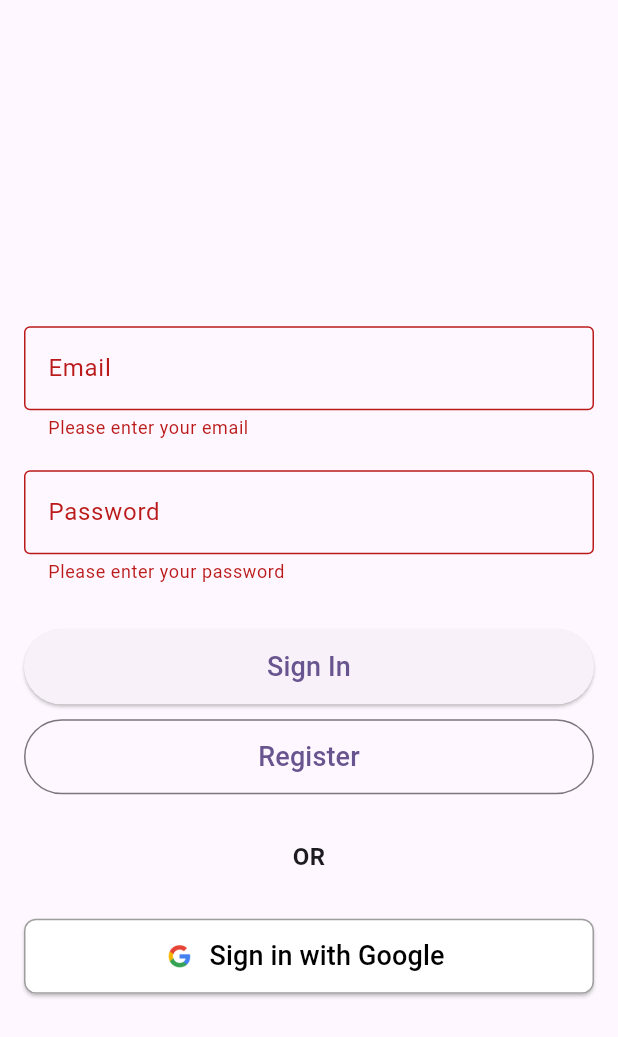
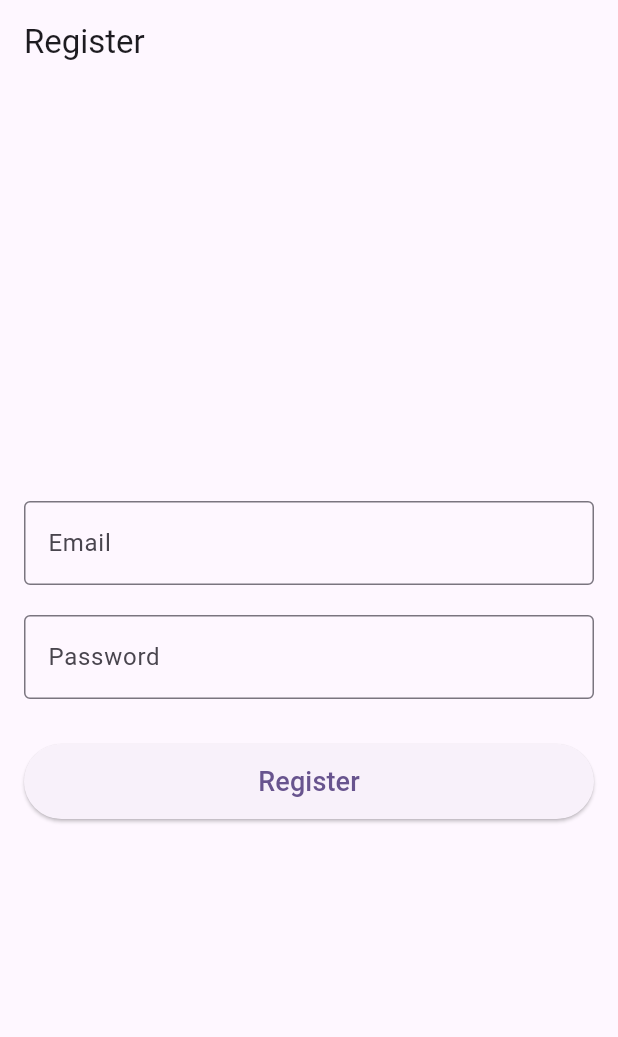
Before and after one commit to aedgar777/maypole-flutter, a Flutter app: the screen it shows after launch, after a tap on "Register", on a phone screen of 412 x 824 dp. Shown: the top 1037 px of the screen. Run offline on Flutter 3.47's test engine with Material 3 defaults, Android fonts, the phone set to English and light mode, and no system bars; our stand-ins replace firebase_auth, firebase_core, flutter_riverpod, go_router, google_sign_in; accounts and stored records are empty.

Commit message:
Updating login_screen.dart UI, separating registration into its own registration_screen.dart

```diff
--- a/lib/core/app_router.dart
+++ b/lib/core/app_router.dart
@@ -1,14 +1,14 @@
 import 'package:go_router/go_router.dart';
 import '../features/identity/presentation/login_screen.dart';
+import '../features/identity/presentation/registration_screen.dart';
 
 final GoRouter router = GoRouter(
-    initialLocation: '/login',
-    routes: <RouteBase>[
-        GoRoute(
-            path: '/login',
-            builder: (context, state) => const LoginScreen(),
-        ),
-
-    ]
-
+  initialLocation: '/login',
+  routes: <RouteBase>[
+    GoRoute(path: '/login', builder: (context, state) => const LoginScreen()),
+    GoRoute(
+      path: '/register',
+      builder: (context, state) => const RegistrationScreen(),
+    ),
+  ],
 );
--- a/lib/features/identity/auth_service.dart
+++ b/lib/features/identity/auth_service.dart
@@ -17,7 +17,7 @@ class AuthService {
       );
       return result.user;
     } on FirebaseAuthException catch (e) {
-      rethrow; // Re-throw the exception for the ViewModel to handle
+      rethrow;
     } catch (e) {
       rethrow;
     }
@@ -31,7 +31,7 @@ class AuthService {
         password: password,
       );
       return result.user;
-    } on FirebaseAuthException catch (e) {
+    } on FirebaseAuthException {
 
       rethrow;
     } catch (e) {
@@ -71,7 +71,6 @@ class AuthService {
       await _googleSignIn.signOut();
       await _firebaseAuth.signOut();
     } catch (e) {
-      print('Error signing out: $e');
       rethrow;
     }
   }
--- a/lib/features/identity/presentation/login_screen.dart
+++ b/lib/features/identity/presentation/login_screen.dart
@@ -1,8 +1,16 @@
 import 'package:flutter/material.dart';
 import 'package:flutter_riverpod/flutter_riverpod.dart';
+import 'package:go_router/go_router.dart';
+import 'package:maypole/features/identity/presentation/login_viewmodel.dart';
+import 'package:maypole/features/identity/auth_service.dart';
+import 'package:firebase_auth/firebase_auth.dart';
 import '../providers.dart';
-import 'login_viewmodel.dart';
+import 'registration_screen.dart';
 
+final loginViewModelProvider = StateNotifierProvider<LoginViewModel, LoginState>((ref) {
+  final authService = ref.read(authServiceProvider);
+  return LoginViewModel(authService: authService);
+});
 
 class LoginScreen extends ConsumerStatefulWidget {
   const LoginScreen({super.key});
@@ -12,13 +20,9 @@ class LoginScreen extends ConsumerStatefulWidget {
 }
 
 class _LoginScreenState extends ConsumerState<LoginScreen> {
-  final TextEditingController _emailController = TextEditingController();
-  final TextEditingController _passwordController = TextEditingController();
   final _formKey = GlobalKey<FormState>();
-
-  // Using a GlobalKey to manage the SnackBar state
-  final GlobalKey<ScaffoldMessengerState> _scaffoldMessengerKey = GlobalKey<ScaffoldMessengerState>();
-
+  final _emailController = TextEditingController();
+  final _passwordController = TextEditingController();
 
   @override
   void dispose() {
@@ -27,41 +31,16 @@ class _LoginScreenState extends ConsumerState<LoginScreen> {
     super.dispose();
   }
 
-  void _showErrorSnackBar(String message) {
-    _scaffoldMessengerKey.currentState?.hideCurrentSnackBar();
-    _scaffoldMessengerKey.currentState?.showSnackBar(
-      SnackBar(
-        content: Text(message),
-        backgroundColor: Colors.red,
-      ),
-    );
-  }
-
   @override
   Widget build(BuildContext context) {
-    // Watch the auth state changes provider
-    final authState = ref.watch(authStateChangesProvider);
+    final loginViewModel = ref.watch(loginViewModelProvider.notifier);
+    final loginState = ref.watch(loginViewModelProvider);
 
-    // Watch the LoginViewModel's state
-    final loginState = ref.watch(loginViewModelProvider);
-    // Read the LoginViewModel itself to call its methods
-    final loginViewModel = ref.read(loginViewModelProvider.notifier);
-
-    ref.listen<LoginState>(loginViewModelProvider, (previous, current) {
-      if (current.errorMessage != null && current.errorMessage != previous?.errorMessage) {
-        _showErrorSnackBar(current.errorMessage!);
-      }
-    });
-
-    return ScaffoldMessenger(
-      key: _scaffoldMessengerKey,
-      child: Scaffold(
-        appBar: AppBar(
-        ),
-        body: authState.when(
+    return Scaffold(
+      body: ref.watch(authStateProvider).when(
         data: (user) {
           if (user != null) {
-              // User is logged in, navigate to a home screen or show a success message
+            // User is logged in, show user info and sign out button
             return Center(
               child: Column(
                 mainAxisAlignment: MainAxisAlignment.center,
@@ -85,7 +64,6 @@ class _LoginScreenState extends ConsumerState<LoginScreen> {
         loading: () => const Center(child: CircularProgressIndicator()),
         error: (err, stack) => Center(child: Text('Error: $err')),
       ),
-      ),
     );
   }
 
@@ -103,7 +81,15 @@ class _LoginScreenState extends ConsumerState<LoginScreen> {
                 keyboardType: TextInputType.emailAddress,
                 decoration: const InputDecoration(
                   labelText: 'Email',
-                  border: OutlineInputBorder(),
+                  border: UnderlineInputBorder(
+                    borderSide: BorderSide(color: Colors.grey),
+                  ),
+                  enabledBorder: UnderlineInputBorder(
+                    borderSide: BorderSide(color: Colors.grey),
+                  ),
+                  focusedBorder: UnderlineInputBorder(
+                    borderSide: BorderSide(color: Colors.purple),
+                  ),
                 ),
                 validator: (value) {
                   if (value == null || value.isEmpty) {
@@ -121,7 +107,15 @@ class _LoginScreenState extends ConsumerState<LoginScreen> {
                 obscureText: true,
                 decoration: const InputDecoration(
                   labelText: 'Password',
-                  border: OutlineInputBorder(),
+                  border: UnderlineInputBorder(
+                    borderSide: BorderSide(color: Colors.grey),
+                  ),
+                  enabledBorder: UnderlineInputBorder(
+                    borderSide: BorderSide(color: Colors.grey),
+                  ),
+                  focusedBorder: UnderlineInputBorder(
+                    borderSide: BorderSide(color: Colors.purple),
+                  ),
                 ),
                 validator: (value) {
                   if (value == null || value.isEmpty) {
@@ -149,27 +143,21 @@ class _LoginScreenState extends ConsumerState<LoginScreen> {
                         }
                       },
                       style: ElevatedButton.styleFrom(
-                        minimumSize: const Size(double.infinity, 50),
+                        padding: const EdgeInsets.symmetric(horizontal: 60, vertical: 12),
                       ),
                       child: const Text('Sign In', style: TextStyle(fontSize: 18)),
                     ),
                     const SizedBox(height: 10),
-                    OutlinedButton(
+                    TextButton(
                       onPressed: () {
-                        if (_formKey.currentState!.validate()) {
-                          loginViewModel.registerWithEmail(
-                            _emailController.text.trim(),
-                            _passwordController.text.trim(),
-                          );
-                        }
+                        context.go('/register'); // Navigate to registration screen
                       },
-                      style: OutlinedButton.styleFrom(
-                        minimumSize: const Size(double.infinity, 50),
+                      style: TextButton.styleFrom(
+                        padding: const EdgeInsets.symmetric(horizontal: 20, vertical: 12),
                       ),
-                      child: const Text('Register', style: TextStyle(fontSize: 18)),
+                      child: const Text('Register', style: TextStyle(fontSize: 14)),
                     ),
                     const SizedBox(height: 30),
-                    const Text('OR', style: TextStyle(fontSize: 16, fontWeight: FontWeight.bold)),
                     const SizedBox(height: 30),
                     ElevatedButton.icon(
                       onPressed: () {
@@ -177,17 +165,13 @@ class _LoginScreenState extends ConsumerState<LoginScreen> {
                       },
                       icon: Image.asset(
                         'assets/icons/ic_google_logo.png', // Ensure this asset is in your pubspec.yaml
-                        height: 24.0,
+                        height: 32.0,
                       ),
                       label: const Text('Sign in with Google', style: TextStyle(fontSize: 18)),
                       style: ElevatedButton.styleFrom(
                         backgroundColor: Colors.white,
                         foregroundColor: Colors.black,
-                        minimumSize: const Size(double.infinity, 50),
-                        shape: RoundedRectangleBorder(
-                          borderRadius: BorderRadius.circular(8.0),
-                          side: const BorderSide(color: Colors.grey),
-                        ),
+                        padding: const EdgeInsets.symmetric(horizontal: 60, vertical: 12),
                       ),
                     ),
                   ],
--- /dev/null
+++ b/lib/features/identity/presentation/registration_screen.dart
@@ -0,0 +1,111 @@
+import 'package:flutter/material.dart';
+import 'package:flutter_riverpod/flutter_riverpod.dart';
+
+
+import '../providers.dart';
+
+class RegistrationScreen extends ConsumerStatefulWidget {
+  const RegistrationScreen({super.key});
+
+  @override
+  ConsumerState<RegistrationScreen> createState() => _RegistrationScreenState();
+}
+
+class _RegistrationScreenState extends ConsumerState<RegistrationScreen> {
+  final _formKey = GlobalKey<FormState>();
+  final _emailController = TextEditingController();
+  final _passwordController = TextEditingController();
+
+  @override
+  void dispose() {
+    _emailController.dispose();
+    _passwordController.dispose();
+    super.dispose();
+  }
+
+  @override
+  Widget build(BuildContext context) {
+    final loginViewModel = ref.watch(loginViewModelProvider.notifier);
+    final loginState = ref.watch(loginViewModelProvider);
+
+    return Scaffold(
+      appBar: AppBar(
+        title: const Text('Register'),
+      ),
+      body: Center(
+        child: SingleChildScrollView(
+          padding: const EdgeInsets.all(16.0),
+          child: Form(
+            key: _formKey,
+            child: Column(
+              mainAxisAlignment: MainAxisAlignment.center,
+              children: <Widget>[
+                TextFormField(
+                  controller: _emailController,
+                  keyboardType: TextInputType.emailAddress,
+                  decoration: const InputDecoration(
+                    labelText: 'Email',
+                    border: OutlineInputBorder(),
+                  ),
+                  validator: (value) {
+                    if (value == null || value.isEmpty) {
+                      return 'Please enter your email';
+                    }
+                    if (!RegExp(r'^[^@]+@[^@]+\.[^@]+').hasMatch(value)) {
+                      return 'Please enter a valid email';
+                    }
+                    return null;
+                  },
+                ),
+                const SizedBox(height: 20),
+                TextFormField(
+                  controller: _passwordController,
+                  obscureText: true,
+                  decoration: const InputDecoration(
+                    labelText: 'Password',
+                    border: OutlineInputBorder(),
+                  ),
+                  validator: (value) {
+                    if (value == null || value.isEmpty) {
+                      return 'Please enter your password';
+                    }
+                    if (value.length < 6) {
+                      return 'Password must be at least 6 characters';
+                    }
+                    return null;
+                  },
+                ),
+                const SizedBox(height: 30),
+                if (loginState.isLoading)
+                  const CircularProgressIndicator()
+                else
+                  ElevatedButton(
+                    onPressed: () {
+                      if (_formKey.currentState!.validate()) {
+                        loginViewModel.registerWithEmail(
+                          _emailController.text.trim(),
+                          _passwordController.text.trim(),
+                        );
+                      }
+                    },
+                    style: ElevatedButton.styleFrom(
+                      minimumSize: const Size(double.infinity, 50),
+                    ),
+                    child: const Text('Register', style: TextStyle(fontSize: 18)),
+                  ),
+                if (loginState.errorMessage != null)
+                  Padding(
+                    padding: const EdgeInsets.only(top: 16.0),
+                    child: Text(
+                      loginState.errorMessage!,
+                      style: TextStyle(color: Colors.red),
+                    ),
+                  ),
+              ],
+            ),
+          ),
+        ),
+      ),
+    );
+  }
+}
--- a/lib/features/identity/providers.dart
+++ b/lib/features/identity/providers.dart
@@ -10,6 +10,6 @@ final loginViewModelProvider = StateNotifierProvider<LoginViewModel, LoginState>
       (ref) => LoginViewModel(authService: ref.read(authServiceProvider)),
 );
 
-final authStateChangesProvider = StreamProvider<User?>(
+final authStateProvider = StreamProvider<User?>(
       (ref) => ref.read(authServiceProvider).user,
 );
--- a/lib/main.dart
+++ b/lib/main.dart
@@ -25,7 +25,7 @@ class MyApp extends StatelessWidget {
     theme: ThemeData(
     colorScheme: ColorScheme.fromSeed(seedColor: Colors.deepPurple),
     ),
-    routerConfig: router, // Use your GoRouter instance
+    routerConfig: router,
     );
   }
 }
--- a/pubspec.yaml
+++ b/pubspec.yaml
@@ -63,17 +63,12 @@ dev_dependencies:
 # The following section is specific to Flutter packages.
 flutter:
 
-  # The following line ensures that the Material Icons font is
-  # included with your application, so that you can use the icons in
-  # the material Icons class.
   uses-material-design: true
 
 
   assets:
     - assets/icons/
 
-  # An image asset can refer to one or more resolution-specific "variants", see
-  # https://flutter.dev/to/resolution-aware-images
 
   # For details regarding adding assets from package dependencies, see
   # https://flutter.dev/to/asset-from-package
```
Lines whose indentation alone changed are shown as unchanged.
